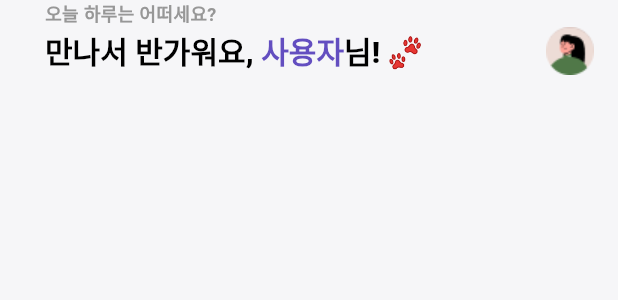
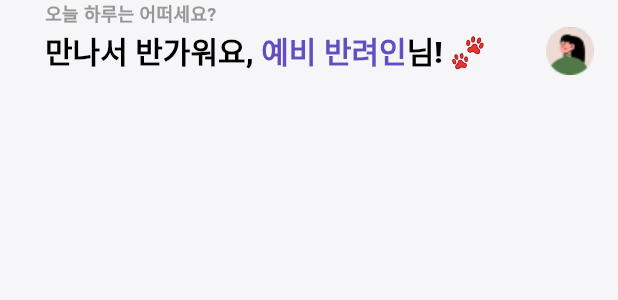
Before and after one commit to 9oormthon-univ/2024_BEOTKKOTTHON_TEAM_9_FE, a Flutter app: the _Header widget shown alone on an empty page, opened directly, on a phone screen of 412 x 824 dp. Shown: the top 300 px of the screen. Run offline on Flutter 3.47's test engine with Material 3 defaults, Android fonts, the phone set to English and light mode, and no system bars; our stand-ins replace flutter_chat_types, flutter_chat_ui, flutter_dotenv, flutter_native_splash, flutter_svg, get and 4 more; missing offline and left inert: dart:ffi, daum_postcode_search, hand_signature, kakao_flutter_sdk, kakao_flutter_sdk_user; accounts and stored records are empty; network calls fail; Roboto replaces fonts that are missing (Pretendard); project files that could hold a hidden picture were left out.

Commit message:
feat: v_1.0.2

```diff
--- a/lib/viewModels/my/my_viewmodel.dart
+++ b/lib/viewModels/my/my_viewmodel.dart
@@ -23,7 +23,7 @@ class MyViewModel extends GetxController {
       UserInfoModel userInfo = await UserService.fetchItems();
       isHaveDog.value = userInfo.isHaveDog ?? false;
       userName.value = userInfo.userName.toString() ?? "User";
-      membertype.value = userInfo.membertype == "B" ? "(예비)반려인" : "입양 공고자";
+      membertype.value = "(예비)반려인";
       useremail.value = userInfo.useremail ?? "User1234@naver.com";
       applyAdoption.value = userInfo.applyAdoption == "A" ? "assets/images/my/progress2.svg" : "assets/images/my/progress1.svg";
       dogImage.value = userInfo.dogImage ?? "assets/images/my/dog.svg";
--- a/lib/views/home/home_screen.dart
+++ b/lib/views/home/home_screen.dart
@@ -139,7 +139,7 @@ class _Header extends StatelessWidget {
                   children: <TextSpan>[
                     TextSpan(text: '만나서 반가워요, '),
                     TextSpan(
-                      text: UserPreferences.getMemberType() == "B" ? "예비 반려인" : "사용자",
+                      text: "예비 반려인",
                       style: TextStyle(color: Color(0xFF634EC0)), //
                     ),
                     TextSpan(text: '님! 🐾'),
--- a/pubspec.yaml
+++ b/pubspec.yaml
@@ -2,7 +2,7 @@ name: bommeong
 description: Sleep and Liver Care Management Application
 publish_to: "none" # Remove this line if you wish to publish to pub.dev
 
-version: 1.0.0+1
+version: 1.0.2+3
 
 environment:
     sdk: ">=3.1.3 <4.0.0"
```
Also changed, not shown: 3 other files.
